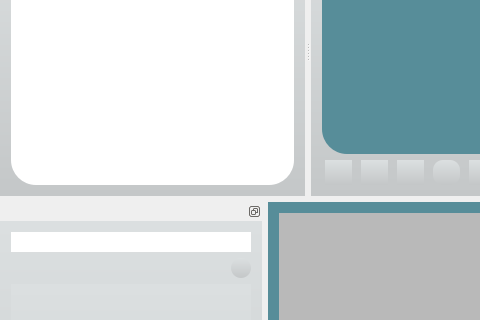
This is mainwindow.ui in nicoctopus/octopus as Qt 5 draws it before an edit; both pictures show x 0 to 480 and y 111 to 431 of the 1191 by 770 pixel window. The edited form follows.
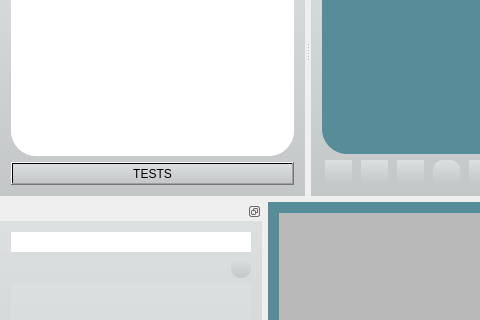
This is the edited form. Icons and pictures are not drawn. Custom widgets are drawn as their Qt base class.

Commit message: Refresh blackBoard Suppression mouvement click droit bug nom mouvement ok

```diff
--- a/mainwindow.ui
+++ b/mainwindow.ui
@@ -304,6 +304,13 @@
        </property>
       </widget>
      </item>
+     <item>
+      <widget class="QPushButton" name="pushButtonTEST">
+       <property name="text">
+        <string>TESTS</string>
+       </property>
+      </widget>
+     </item>
     </layout>
    </widget>
   </widget>
```
The commit also changes 2 other files.
